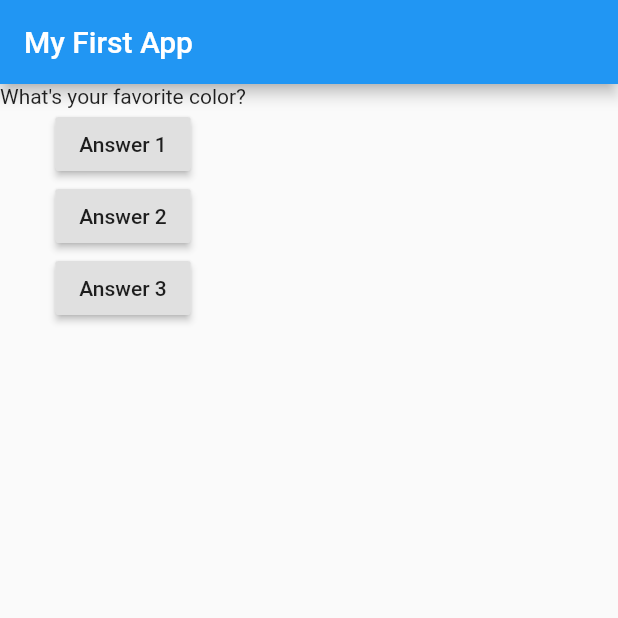
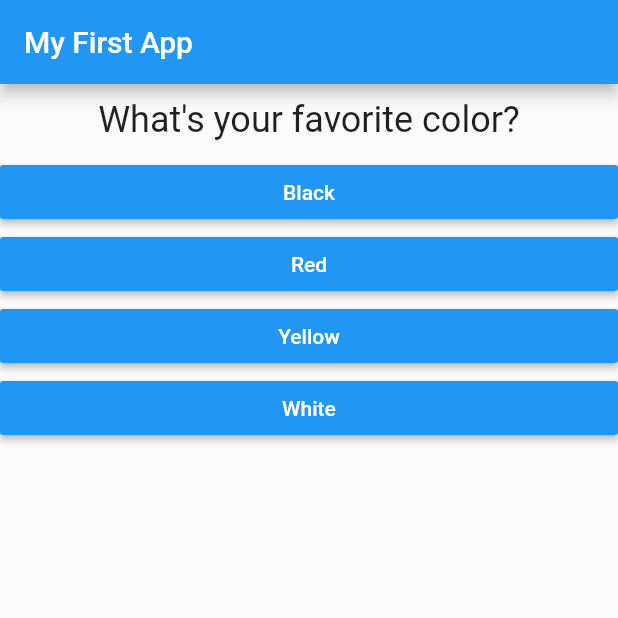
Before and after one commit to zallek/flutter-course-1, a Flutter app: the screen it shows after launch, on a phone screen of 412 x 824 dp, the top half of it. Run offline on Flutter 3.47's test engine with Material 2 defaults, Android fonts, the phone set to English and light mode, and no system bars.

Commit message:
First sub components

```diff
--- /dev/null
+++ b/lib/answer.dart
@@ -0,0 +1,21 @@
+import 'package:flutter/material.dart';
+
+class Answer extends StatelessWidget {
+  final String answerText;
+  final Function() onClick;
+
+  Answer(this.answerText, this.onClick);
+
+  @override
+  Widget build(BuildContext context) {
+    return Container(
+      child: RaisedButton(
+        color: Colors.blue,
+        child: Text(answerText),
+        onPressed: onClick,
+        textColor: Colors.white,
+      ),
+      width: double.infinity,
+    );
+  }
+}
--- a/lib/main.dart
+++ b/lib/main.dart
@@ -1,4 +1,7 @@
+import 'package:course_1/answer.dart';
 import 'package:flutter/material.dart';
+
+import './question.dart';
 
 void main() {
   runApp(MyApp());
@@ -12,17 +15,25 @@ class MyApp extends StatefulWidget {
 class _MyAppState extends State<MyApp> {
   var _questionIndex = 0;
   var _questions = [
-    'What\'s your favorite color?',
-    'What\'s your favorite animal?',
+    {
+      'questionText': 'What\'s your favorite color?',
+      'answers': ['Black', 'Red', 'Yellow', 'White'],
+    },
+    {
+      'questionText': 'What\'s your favorite animal?',
+      'answers': ['Rabbit', 'Snake', 'Elephant', 'Lion'],
+    },
+    {
+      'questionText': 'Who\'s your favorite instructor?',
+      'answers': ['Me', 'You', 'Chirac', 'Toto'],
+    },
   ];
 
-  void _answerQuestion(int choice) {
-    print('Answer choosen $choice');
+  void _answerQuestion() {
     setState(() {
       _questionIndex =
           _questionIndex >= _questions.length - 1 ? 0 : _questionIndex + 1;
     });
-    print(_questionIndex);
   }
 
   @override
@@ -34,21 +45,12 @@ class _MyAppState extends State<MyApp> {
         ),
         body: Column(
           children: [
-            Text(
-              _questions[_questionIndex],
+            Question(
+              _questions[_questionIndex]['questionText'],
             ),
-            RaisedButton(
-              child: Text('Answer 1'),
-              onPressed: () => _answerQuestion(1),
-            ),
-            RaisedButton(
-              child: Text('Answer 2'),
-              onPressed: () => _answerQuestion(2),
-            ),
-            RaisedButton(
-              child: Text('Answer 3'),
-              onPressed: () => _answerQuestion(3),
-            ),
+            ...(_questions[_questionIndex]['answers'] as List<String>)
+                .map((answer) => Answer(answer, _answerQuestion))
+                .toList()
           ],
         ),
       ),
--- /dev/null
+++ b/lib/question.dart
@@ -0,0 +1,22 @@
+import 'package:flutter/material.dart';
+
+class Question extends StatelessWidget {
+  final String questionText;
+
+  Question(this.questionText);
+
+  @override
+  Widget build(BuildContext context) {
+    return Container(
+      child: Text(
+        questionText,
+        style: TextStyle(
+          fontSize: 24,
+        ),
+        textAlign: TextAlign.center,
+      ),
+      margin: EdgeInsets.all(10),
+      width: double.infinity,
+    );
+  }
+}
```
